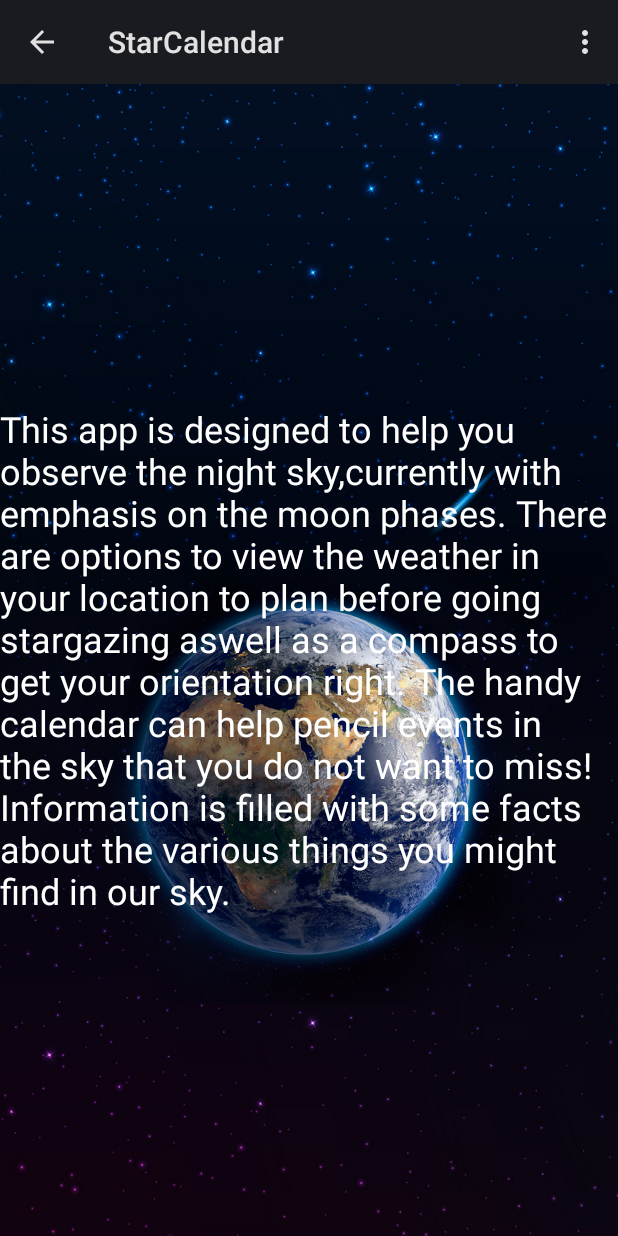
After one commit to MikeVriesema/StarCalendarApp, an Android app: the About screen opened directly, with no data from a screen before it, on a phone screen of 412 x 824 dp. The commit adds this screen. Run offline under Robolectric (Android 15) with nearby library versions, the phone set to English and light mode, and no system bars.

Commit message:
Added the back button feature on all pages and a help/about in the menu

```diff
--- a/app/src/main/AndroidManifest.xml
+++ b/app/src/main/AndroidManifest.xml
@@ -29,6 +29,8 @@
         </activity>
         <activity android:name=".Weather">
         </activity>
+        <activity android:name=".About">
+        </activity>
     </application>
 
 </manifest>
--- /dev/null
+++ b/app/src/main/java/mikevriesema/ul/starcalendar/About.java
@@ -0,0 +1,18 @@
+package mikevriesema.ul.starcalendar;
+
+import android.app.Activity;
+import android.os.Bundle;
+import android.widget.TextView;
+
+
+public class About extends MainActivity {
+
+    TextView text;
+
+    @Override
+    protected void onCreate(Bundle savedInstanceState) {
+        super.onCreate(savedInstanceState);
+        setContentView(R.layout.activity_about);
+        text = (TextView) findViewById(R.id.abouttext);
+    }
+}
--- a/app/src/main/java/mikevriesema/ul/starcalendar/CalendarMain.java
+++ b/app/src/main/java/mikevriesema/ul/starcalendar/CalendarMain.java
@@ -1,5 +1,6 @@
 package mikevriesema.ul.starcalendar;
 
+import android.app.ActionBar;
 import android.app.Dialog;
 import android.content.Intent;
 import android.content.res.AssetManager;
@@ -21,7 +22,7 @@ import java.io.InputStream;
 import java.util.Calendar;
 import java.util.GregorianCalendar;
 
-public class CalendarMain extends Activity {
+public class CalendarMain extends MainActivity {
 
     /*/////////////////////////////////
      * ON CREATE
@@ -42,7 +43,6 @@ public class CalendarMain extends Activity {
         popDialog = new Dialog(this);
         calendar = (CalendarView) findViewById(R.id.calendar);
         dateplan = (TextView) findViewById(R.id.date);
-
 
         calendar.setOnDateChangeListener(new CalendarView.OnDateChangeListener() {
             @Override
--- a/app/src/main/java/mikevriesema/ul/starcalendar/Information.java
+++ b/app/src/main/java/mikevriesema/ul/starcalendar/Information.java
@@ -1,5 +1,6 @@
 package mikevriesema.ul.starcalendar;
 
+import android.app.ActionBar;
 import android.graphics.Bitmap;
 import android.graphics.BitmapFactory;
 import android.os.Bundle;
@@ -14,7 +15,7 @@ import android.widget.TextView;
 import java.io.FileNotFoundException;
 
 
-public class Information extends Activity {
+public class Information extends MainActivity {
 
     Spinner starSpinner;
     String[] starNames;
@@ -36,7 +37,6 @@ public class Information extends Activity {
         databaseView = (TextView) findViewById(R.id.databasevalues);
         stardescriptions = (TextView) findViewById(R.id.stardescriptions);
         starImage = (ImageView) findViewById(R.id.starimage);
-
         starDB = new StarsDB(getApplicationContext());
 
         starNames = starDB.getStarNames();
--- a/app/src/main/java/mikevriesema/ul/starcalendar/MainActivity.java
+++ b/app/src/main/java/mikevriesema/ul/starcalendar/MainActivity.java
@@ -7,6 +7,7 @@
 package mikevriesema.ul.starcalendar;
 
 
+import android.app.ActionBar;
 import android.content.Intent;
 import android.os.Bundle;
 import android.app.Activity;
@@ -33,6 +34,10 @@ public class MainActivity extends Activity {
         information = (Button) findViewById(R.id.information);
         calendar = (Button) findViewById(R.id.myCalendar);
         weather = (Button) findViewById(R.id.weather);
+        ActionBar actionBar = getActionBar();
+        actionBar.setHomeButtonEnabled(true);
+        actionBar.setDisplayHomeAsUpEnabled(true);
+
         weather.setOnClickListener(new View.OnClickListener() {
             @Override
             public void onClick(View v) {
@@ -54,6 +59,7 @@ public class MainActivity extends Activity {
                 startActivity(calendarIntent);
             }
         });
+
     }
 
 
@@ -76,6 +82,17 @@ public class MainActivity extends Activity {
                 startActivity(preferencesIntent);
                 break;
             }
+            case R.id.help: {
+                Intent aboutIntent = new Intent(getBaseContext(), About.class);
+                startActivity(aboutIntent);
+                break;
+            }
+            case android.R.id.home:
+                // app icon in action bar clicked; go home
+                Intent intent = new Intent(this, MainActivity.class);
+                intent.addFlags(Intent.FLAG_ACTIVITY_CLEAR_TOP);
+                startActivity(intent);
+                return true;
         }
         return super.onOptionsItemSelected(item);
     }
@@ -85,4 +102,6 @@ public class MainActivity extends Activity {
 
 
 
+
+
 }
--- a/app/src/main/java/mikevriesema/ul/starcalendar/Weather.java
+++ b/app/src/main/java/mikevriesema/ul/starcalendar/Weather.java
@@ -1,5 +1,6 @@
 package mikevriesema.ul.starcalendar;
 
+import android.app.ActionBar;
 import android.app.Activity;
 import android.graphics.Bitmap;
 import android.graphics.BitmapFactory;
@@ -12,7 +13,7 @@ import android.widget.Spinner;
 import android.widget.TextView;
 
 
-public class Weather extends Activity {
+public class Weather extends MainActivity {
 
 
 
@@ -24,6 +25,7 @@ public class Weather extends Activity {
     protected void onCreate(Bundle savedInstanceState) {
         super.onCreate(savedInstanceState);
         setContentView(R.layout.weather_information);
+
     }
 
 }
--- /dev/null
+++ b/app/src/main/res/layout/activity_about.xml
@@ -0,0 +1,16 @@
+<RelativeLayout xmlns:android="http://schemas.android.com/apk/res/android"
+	android:layout_width="match_parent"
+	android:layout_height="match_parent"
+	android:background="@drawable/main">
+
+	<TextView
+		android:id="@+id/abouttext"
+		android:layout_width="wrap_content"
+		android:layout_height="wrap_content"
+		android:layout_below="@+id/starimage"
+		android:layout_centerInParent="true"
+		android:textColor="@color/white"
+		android:text="@string/about"
+		android:textAppearance="@style/TextAppearance.AppCompat.Body1"
+		android:textSize="24sp" />
+</RelativeLayout>
--- a/app/src/main/res/layout/activity_main.xml
+++ b/app/src/main/res/layout/activity_main.xml
@@ -25,8 +25,8 @@
 		android:id="@+id/information"
 		android:layout_width="wrap_content"
 		android:layout_height="wrap_content"
+		android:layout_alignParentBottom="true"
 		android:layout_centerHorizontal="true"
-		android:layout_alignParentBottom="true"
 		android:background="@drawable/button_corner"
 		android:text="@string/information" />
 
--- a/app/src/main/res/menu/main.xml
+++ b/app/src/main/res/menu/main.xml
@@ -2,4 +2,7 @@
     <item
         android:id="@+id/settings"
         android:title="@string/menu_settings" />
+    <item
+        android:id="@+id/help"
+        android:title="@string/menu_help" />
 </menu>
--- a/app/src/main/res/values/strings.xml
+++ b/app/src/main/res/values/strings.xml
@@ -2,6 +2,7 @@
     <string name="app_name">StarCalendar</string>
     <string name="user">User</string>
     <string name="menu_settings">Settings</string>
+    <string name="menu_help">Help</string>
     <string name="starlist">Star List</string>
     <string name="information">Information</string>
     <string name="weather">Weather</string>
@@ -9,7 +10,7 @@
     <string name="eventinfo">Mercury is in retrograde</string>
 
 
-
+    <string name="about">This app is designed to help you observe the night sky,currently with emphasis on the moon phases. There are options to view the weather in your location to plan before going stargazing aswell as a compass to get your orientation right. The handy calendar can help pencil events in the sky that you do not want to miss! Information is filled with some facts about the various things you might find in our sky.</string>
     <string name="error_one">No entry found</string>
     <string name="close">X</string>
 
```
